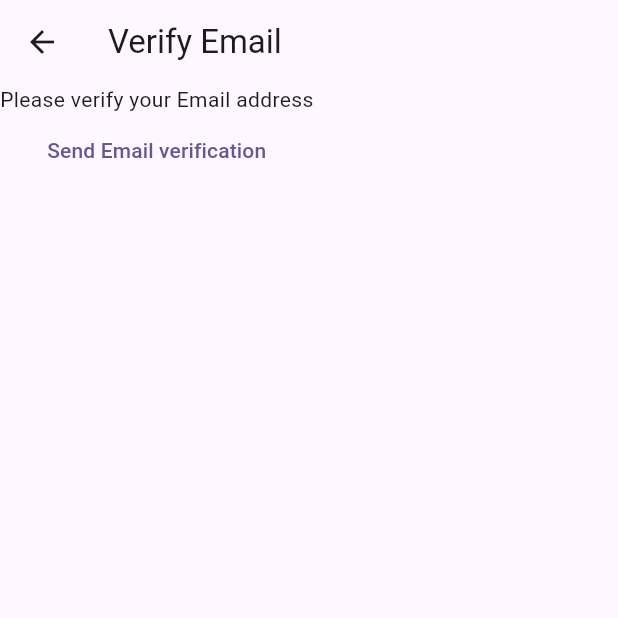
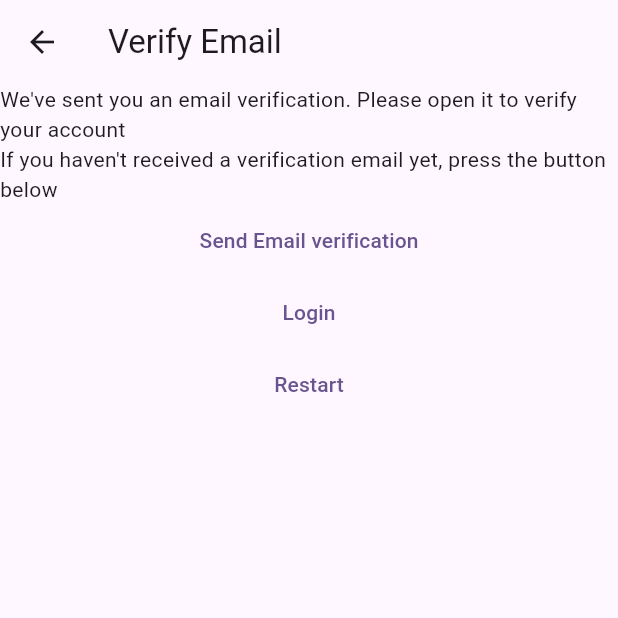
Before and after one commit to moyarishka/mynotes, a Flutter app: the VerifyEmailView screen opened directly, on a phone screen of 412 x 824 dp, the top half of it. Run offline on Flutter 3.47's test engine with Material 2 defaults, Android fonts, the phone set to English and light mode, and no system bars; our stand-ins replace firebase_auth, firebase_core; accounts and stored records are empty.

Commit message:
email verification

```diff
--- a/lib/constants/routes.dart
+++ b/lib/constants/routes.dart
@@ -2,4 +2,5 @@ class RouteConstants {
   static const String login = '/login';
   static const String register = '/register';
   static const String notes = '/notes';
+  static const String verification = '/verification';
 }
--- a/lib/main.dart
+++ b/lib/main.dart
@@ -7,6 +7,7 @@ import 'package:mynotes/views/login_view.dart';
 import 'package:mynotes/views/notes_view.dart';
 import 'package:mynotes/views/register_view.dart';
 import 'package:mynotes/views/verifyEmail_view.dart';
+import 'dart:developer' as console show log;
 
 void main() {
   WidgetsFlutterBinding.ensureInitialized();
@@ -21,6 +22,7 @@ void main() {
       RouteConstants.login: (context) => const LoginView(),
       RouteConstants.register: (context) => const RegisterView(),
       RouteConstants.notes: (context) => const NotesView(),
+      RouteConstants.verification: (context) => const VerifyEmailView(),
     },
   ));
 }
--- a/lib/views/verifyEmail_view.dart
+++ b/lib/views/verifyEmail_view.dart
@@ -1,5 +1,6 @@
 import 'package:firebase_auth/firebase_auth.dart';
 import 'package:flutter/material.dart';
+import 'package:mynotes/constants/routes.dart';
 
 class VerifyEmailView extends StatefulWidget {
   const VerifyEmailView({super.key});
@@ -15,13 +16,38 @@ class _VerifyEmailViewState extends State<VerifyEmailView> {
       appBar: AppBar(title: const Text('Verify Email')),
       body: Column(
         children: [
-          const Text('Please verify your Email address'),
+          const Text(
+              "We've sent you an email verification. Please open it to verify your account"),
+          const Text(
+              "If you haven't received a verification email yet, press the button below"),
           TextButton(
               onPressed: () async {
                 final user = FirebaseAuth.instance.currentUser;
-                await user?.sendEmailVerification();
+                await user?.sendEmailVerification().then(
+                  (value) {
+                    Navigator.of(context).pushNamedAndRemoveUntil(
+                        RouteConstants.login, (route) => false);
+                  },
+                );
               },
-              child: const Text('Send Email verification'))
+              child: const Text('Send Email verification')),
+          TextButton(
+            onPressed: () {
+              Navigator.of(context).pushNamedAndRemoveUntil(
+                  RouteConstants.login, (route) => false);
+            },
+            child: const Text('Login'),
+          ),
+          TextButton(
+            onPressed: () async {
+              await FirebaseAuth.instance.signOut();
+              Navigator.of(context).pushNamedAndRemoveUntil(
+                RouteConstants.register,
+                (route) => false,
+              );
+            },
+            child: const Text('Restart'),
+          ),
         ],
       ),
     );
```
Also changed, not shown: lib/views/register_view.dart (+7 -4 lines).
